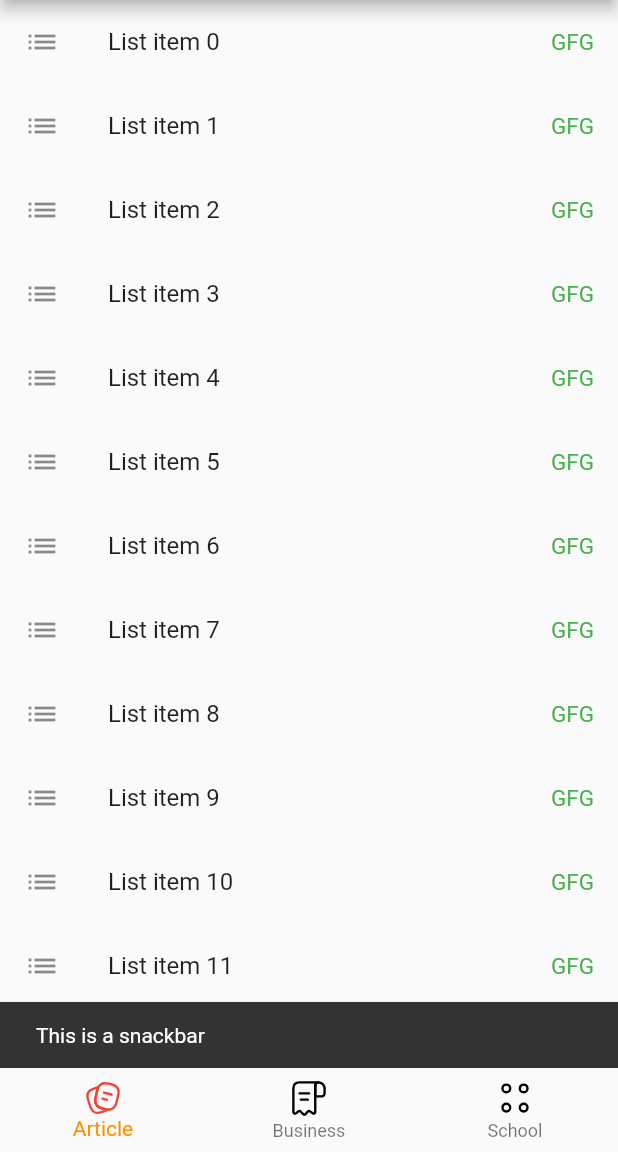
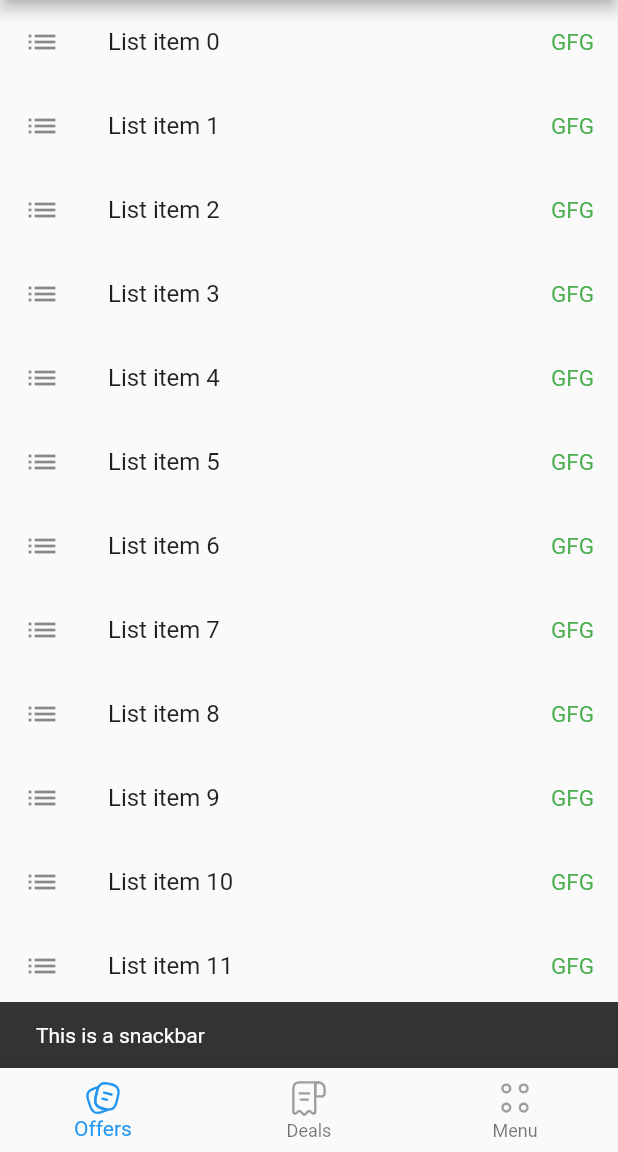
Before and after one commit to jitangupta/flutter-architecture, a Flutter app: the HomeScreen screen opened directly, after a tap on the "add alert" icon, on a phone screen of 412 x 824 dp, the part 84-1236 px from its top. Run offline on Flutter 3.47's test engine with Material 2 defaults, Android fonts, the phone set to English and light mode, and no system bars; our stand-ins replace flutter_svg.

Commit message:
added pageview

```diff
--- a/lib/main.dart
+++ b/lib/main.dart
@@ -16,7 +16,7 @@ class MyApp extends StatelessWidget {
       theme: ThemeData(
         primarySwatch: Colors.blue,
       ),
-      home: const HomeScreen(),
+      home: HomeScreen(),
     );
   }
 }
--- a/lib/screens/deal_screen.dart
+++ b/lib/screens/deal_screen.dart
@@ -13,8 +13,6 @@ class DealScreen extends StatelessWidget {
       body: Center(
         child: Text('From deal page'),
       ),
-      bottomNavigationBar:
-          SharedBottomNavigationBar(selectedMenu: MenuState.deal),
     );
   }
 }
--- a/lib/screens/home_screen.dart
+++ b/lib/screens/home_screen.dart
@@ -1,28 +1,75 @@
 import 'package:flutter/material.dart';
-import 'package:flutter_poc_app/common/menu_state.dart';
-import 'package:flutter_poc_app/widgets/app_bar.dart';
-import 'package:flutter_poc_app/widgets/bottom_navigation_bar.dart';
+import 'package:flutter_poc_app/screens/deal_screen.dart';
+import 'package:flutter_poc_app/screens/menu_screen.dart';
+import 'package:flutter_poc_app/screens/offers_screen.dart';
+import 'package:flutter_svg/flutter_svg.dart';
 
-class HomeScreen extends StatelessWidget {
+class HomeScreen extends StatefulWidget {
   const HomeScreen({Key? key}) : super(key: key);
+
+  @override
+  _HomeScreenState createState() => _HomeScreenState();
+}
+
+class _HomeScreenState extends State<HomeScreen> {
+  int _selectedIndex = 0;
+  PageController _pageController = PageController();
+  List<Widget> _screens = [OffersScreen(), DealScreen()];
+
+  void _onPageChanged(int index) {
+    setState(() {
+      _selectedIndex = index;
+    });
+  }
+
+  void _itemTapped(int selectedIndex) {
+    if (selectedIndex == 2) {
+      Navigator.push(context, MaterialPageRoute(builder: (context) {
+        return MenuScreen();
+      }));
+    } else {
+      _pageController.jumpToPage(selectedIndex);
+    }
+  }
 
   @override
   Widget build(BuildContext context) {
     return Scaffold(
-      appBar: const SharedAppBar(),
-      body: ListView.builder(
-          itemCount: 30,
-          itemBuilder: (BuildContext context, int index) {
-            return ListTile(
-                leading: const Icon(Icons.list),
-                trailing: const Text(
-                  "GFG",
-                  style: TextStyle(color: Colors.green, fontSize: 15),
-                ),
-                title: Text("List item $index"));
-          }),
-      bottomNavigationBar:
-          const SharedBottomNavigationBar(selectedMenu: MenuState.article),
+      body: PageView(
+        controller: _pageController,
+        children: _screens,
+        onPageChanged: _onPageChanged,
+        physics: NeverScrollableScrollPhysics(),
+      ),
+      bottomNavigationBar: BottomNavigationBar(
+        onTap: _itemTapped,
+        currentIndex: _selectedIndex,
+        elevation: 20,
+        items: <BottomNavigationBarItem>[
+          BottomNavigationBarItem(
+            icon: SvgPicture.asset('assets/icons/articles.svg',
+                width: 25,
+                color: _selectedIndex == 0 ? Colors.blue : Colors.grey),
+            title: Text('Offers',
+                style: TextStyle(
+                    color: _selectedIndex == 0 ? Colors.blue : Colors.grey)),
+          ),
+          BottomNavigationBarItem(
+            icon: SvgPicture.asset('assets/icons/deals.svg',
+                width: 25,
+                color: _selectedIndex == 1 ? Colors.blue : Colors.grey),
+            title: Text('Deals',
+                style: TextStyle(
+                    color: _selectedIndex == 1 ? Colors.blue : Colors.grey)),
+          ),
+          BottomNavigationBarItem(
+            icon: SvgPicture.asset('assets/icons/menu.svg',
+                width: 25,
+                color: _selectedIndex == 2 ? Colors.blue : Colors.grey),
+            title: Text('Menu'),
+          ),
+        ],
+      ),
     );
   }
 }
--- a/lib/screens/menu_screen.dart
+++ b/lib/screens/menu_screen.dart
@@ -13,8 +13,6 @@ class MenuScreen extends StatelessWidget {
       body: Center(
         child: Text('Menu Page deal page'),
       ),
-      bottomNavigationBar:
-          SharedBottomNavigationBar(selectedMenu: MenuState.menu),
     );
   }
 }
--- /dev/null
+++ b/lib/screens/offers_screen.dart
@@ -0,0 +1,26 @@
+import 'package:flutter/material.dart';
+import 'package:flutter_poc_app/common/menu_state.dart';
+import 'package:flutter_poc_app/widgets/app_bar.dart';
+import 'package:flutter_poc_app/widgets/bottom_navigation_bar.dart';
+
+class OffersScreen extends StatelessWidget {
+  const OffersScreen({Key? key}) : super(key: key);
+
+  @override
+  Widget build(BuildContext context) {
+    return Scaffold(
+      appBar: const SharedAppBar(),
+      body: ListView.builder(
+          itemCount: 30,
+          itemBuilder: (BuildContext context, int index) {
+            return ListTile(
+                leading: const Icon(Icons.list),
+                trailing: const Text(
+                  "GFG",
+                  style: TextStyle(color: Colors.green, fontSize: 15),
+                ),
+                title: Text("List item $index"));
+          }),
+    );
+  }
+}
--- a/lib/widgets/bottom_navigation_bar.dart
+++ b/lib/widgets/bottom_navigation_bar.dart
@@ -1,7 +1,7 @@
 import 'package:flutter/material.dart';
 import 'package:flutter_poc_app/common/menu_state.dart';
 import 'package:flutter_poc_app/screens/deal_screen.dart';
-import 'package:flutter_poc_app/screens/home_screen.dart';
+import 'package:flutter_poc_app/screens/offers_screen.dart';
 import 'package:flutter_poc_app/screens/menu_screen.dart';
 import 'package:flutter_svg/flutter_svg.dart';
 
@@ -9,9 +9,6 @@ class SharedBottomNavigationBar extends StatelessWidget {
   final MenuState selectedMenu;
   const SharedBottomNavigationBar({Key? key, required this.selectedMenu})
       : super(key: key);
-
-  static const TextStyle optionStyle =
-      TextStyle(fontSize: 30, fontWeight: FontWeight.bold);
 
   @override
   Widget build(BuildContext context) {
@@ -23,22 +20,22 @@ class SharedBottomNavigationBar extends StatelessWidget {
             icon: SvgPicture.asset('assets/icons/articles.svg',
                 width: 25,
                 color: selectedMenu == MenuState.article
-                    ? Colors.red
-                    : Colors.black),
+                    ? Colors.blue
+                    : Colors.blue),
             label: 'Article',
           ),
           BottomNavigationBarItem(
             icon: SvgPicture.asset('assets/icons/deals.svg',
                 width: 25,
                 color:
-                    selectedMenu == MenuState.deal ? Colors.red : Colors.black),
+                    selectedMenu == MenuState.deal ? Colors.blue : Colors.grey),
             label: 'Business',
           ),
           BottomNavigationBarItem(
             icon: SvgPicture.asset('assets/icons/menu.svg',
                 width: 25,
                 color:
-                    selectedMenu == MenuState.menu ? Colors.red : Colors.black),
+                    selectedMenu == MenuState.menu ? Colors.blue : Colors.grey),
             label: 'School',
           ),
         ],
@@ -51,7 +48,7 @@ class SharedBottomNavigationBar extends StatelessWidget {
           switch (value) {
             case 0:
               Navigator.of(context).pushAndRemoveUntil(
-                  MaterialPageRoute(builder: (context) => HomeScreen()),
+                  MaterialPageRoute(builder: (context) => OffersScreen()),
                   (Route<dynamic> route) => false);
               break;
 
```
